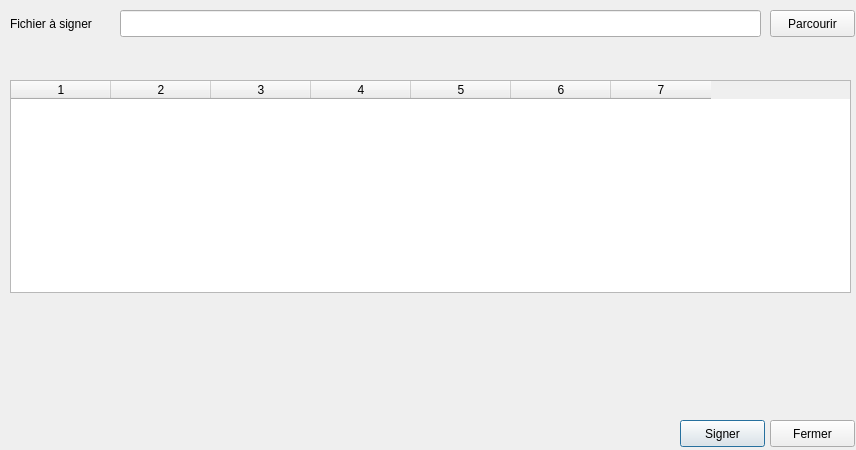
First picture: the form in GuiPG/src/View/filesign.ui, repository Diakakodo/GuiPG, before the edit.
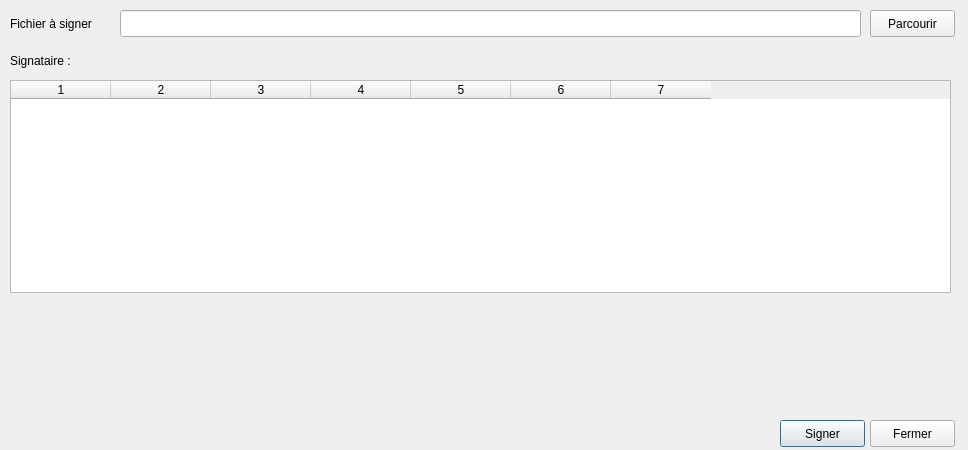
Second picture: the form after the edit.

```diff
--- a/GuiPG/src/View/filesign.ui
+++ b/GuiPG/src/View/filesign.ui
@@ -6,7 +6,7 @@
    <rect>
     <x>0</x>
     <y>0</y>
-    <width>856</width>
+    <width>968</width>
     <height>450</height>
    </rect>
   </property>
@@ -43,7 +43,7 @@
     <rect>
      <x>120</x>
      <y>10</y>
-     <width>641</width>
+     <width>741</width>
      <height>27</height>
     </rect>
    </property>
@@ -53,7 +53,7 @@
     <rect>
      <x>10</x>
      <y>80</y>
-     <width>841</width>
+     <width>941</width>
      <height>213</height>
     </rect>
    </property>
@@ -83,7 +83,7 @@
   <widget class="QPushButton" name="okButton">
    <property name="geometry">
     <rect>
-     <x>680</x>
+     <x>780</x>
      <y>420</y>
      <width>85</width>
      <height>27</height>
@@ -149,7 +149,7 @@
   <widget class="QPushButton" name="exitButton">
    <property name="geometry">
     <rect>
-     <x>770</x>
+     <x>870</x>
      <y>420</y>
      <width>85</width>
      <height>27</height>
@@ -162,7 +162,7 @@
   <widget class="QPushButton" name="browseButton">
    <property name="geometry">
     <rect>
-     <x>770</x>
+     <x>870</x>
      <y>10</y>
      <width>85</width>
      <height>27</height>
@@ -172,6 +172,47 @@
     <string>Parcourir</string>
    </property>
   </widget>
+  <widget class="QWidget" name="layoutWidget_2">
+   <property name="geometry">
+    <rect>
+     <x>10</x>
+     <y>50</y>
+     <width>941</width>
+     <height>22</height>
+    </rect>
+   </property>
+   <layout class="QHBoxLayout" name="horizontalLayout_26">
+    <item>
+     <widget class="QLabel" name="destinationLabel2_2">
+      <property name="maximumSize">
+       <size>
+        <width>116</width>
+        <height>16777215</height>
+       </size>
+      </property>
+      <property name="text">
+       <string>Signataire :</string>
+      </property>
+     </widget>
+    </item>
+    <item>
+     <spacer name="horizontalSpacer2_3">
+      <property name="orientation">
+       <enum>Qt::Horizontal</enum>
+      </property>
+      <property name="sizeType">
+       <enum>QSizePolicy::Expanding</enum>
+      </property>
+      <property name="sizeHint" stdset="0">
+       <size>
+        <width>87</width>
+        <height>20</height>
+       </size>
+      </property>
+     </spacer>
+    </item>
+   </layout>
+  </widget>
  </widget>
  <resources/>
  <connections/>
```
